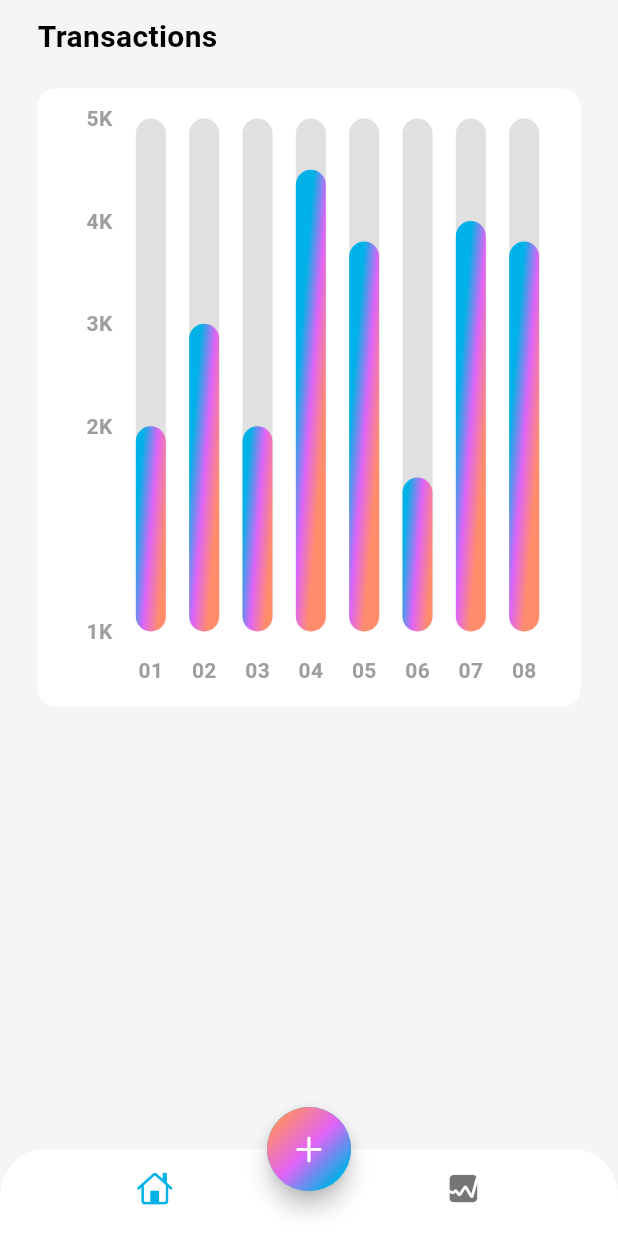
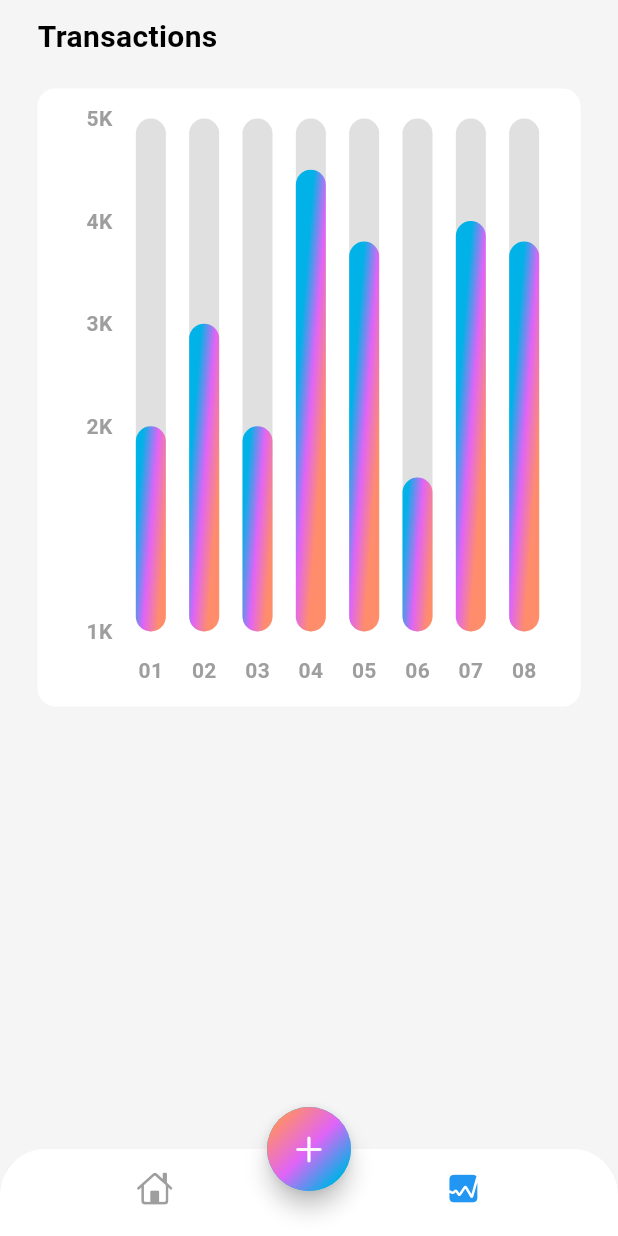
Before and after one commit to StaticBuilder/PERSONAL_FINANCE_TRACKER, a Flutter app: the screen it shows after launch, item 2 of the bottom bar chosen, on a phone screen of 412 x 824 dp. Run offline on Flutter 3.47's test engine with Material 3 defaults, Android fonts, the phone set to English and light mode, and no system bars; drawn by our look-alikes of fl_chart; our stand-ins replace font_awesome_flutter.

Commit message:
Fixed The Selected bottom Icon Color to change from grey to blue once the user clicks it (1:20:09)

```diff
--- a/finance_tracker_app/lib/screens/home/views/home_screen.dart
+++ b/finance_tracker_app/lib/screens/home/views/home_screen.dart
@@ -15,6 +15,8 @@ class HomeScreen extends StatefulWidget {
 
 class _HomeScreenState extends State<HomeScreen> {
   int index = 0;
+  late Color selectedItem = Colors.blue;
+  Color unselectedItem = Colors.grey;
 
   @override
   Widget build(BuildContext context) {
@@ -29,21 +31,18 @@ class _HomeScreenState extends State<HomeScreen> {
             setState(() {
               index = value;
             });
-            print(value);
           },
           backgroundColor: Colors.white,
           showSelectedLabels: false,
           showUnselectedLabels: false,
           elevation: 3,
-          items: const [
+          items: [
             BottomNavigationBarItem(
-              icon: Icon(CupertinoIcons.home),
+              icon: Icon(CupertinoIcons.home,
+              color: index == 0 ? selectedItem : unselectedItem),
               label: 'Home'
             ),
-            BottomNavigationBarItem(
-              icon: Icon(CupertinoIcons.graph_square_fill),
-              label: 'Stats'
-            ),
+            BottomNavigationBarItem(icon: Icon(CupertinoIcons.graph_square_fill, color: index == 1 ? selectedItem : unselectedItem), label: 'Stats'),
           ]
 
         ),
```
